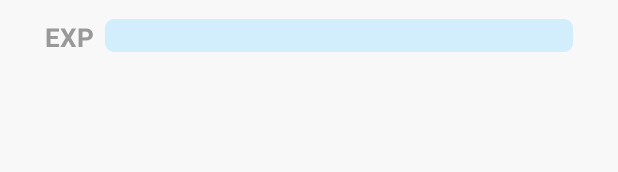
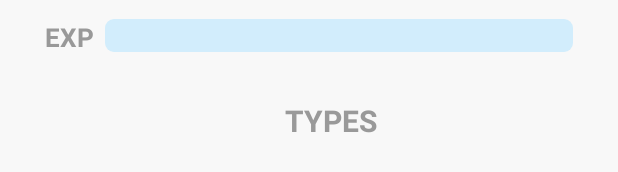
Before and after one commit to maryemelamri/pokemonMobile, an Android app: the layout grid_item.xml on its own in the app's theme, with its tools: preview values and no code run, on a phone screen of 412 x 824 dp. Shown: the part 994-1166 px from the top of the screen. Run offline under Robolectric (Android 15) with nearby library versions, the phone set to English and light mode, and no system bars.

Commit message:
update pokeImg Quality add Type Poke

```diff
--- a/app/src/main/java/com/example/pokemoncard/GridItemActivity.java
+++ b/app/src/main/java/com/example/pokemoncard/GridItemActivity.java
@@ -39,6 +39,9 @@ public class GridItemActivity extends AppCompatActivity {
         private TextView namePoke;
         private TextView weight;
         private TextView height;
+        private TextView type1;
+
+
         private Retrofit retrofit;
         private ArrayList<TypesPoke> typesData= new ArrayList<>();
         private ArrayList<StatesPoke> stateData =new ArrayList<>();
@@ -60,7 +63,7 @@ public class GridItemActivity extends AppCompatActivity {
             weight = (TextView) findViewById(R.id.weight); // init a ImageView
             height = (TextView) findViewById(R.id.height);
             Glide.with(this)
-                    .load("https://raw.githubusercontent.com/PokeAPI/sprites/master/sprites/pokemon/"+id+".png")
+                    .load("https://raw.githubusercontent.com/PokeAPI/sprites/master/sprites/pokemon/other/home/"+id+".png")
                     .centerCrop()
                     .diskCacheStrategy(DiskCacheStrategy.ALL)
                     .into(imgView);
@@ -91,8 +94,17 @@ public class GridItemActivity extends AppCompatActivity {
                         for (int i = 0; i < typesList.size(); i++) {
                             TypesPoke type = typesList.get(i);
                             String nameType = type.getType().getName();
-                            //System.out.println("     ::"+nameType);
+                            System.out.println("   naaaaaaaaaaaaaaaaaaaaaaaaaaaaaaaaaaame  ::"+nameType);
+                            System.out.println("   naaaaaaiddddddddddddddd  ::"+i);
                             typesData.add(new TypesPoke(nameType));
+                             if(i==0){
+                                 type1 = findViewById(R.id.type1);
+                                 type1.setText(nameType);
+                             }
+                            if(i==1){
+                                type1 = findViewById(R.id.type2);
+                                type1.setText(nameType);
+                            }
                         }
 
                         List<StatesPoke> stateList = pokemonInfo.getStats();
--- a/app/src/main/java/com/example/pokemoncard/entities/TypesPoke.java
+++ b/app/src/main/java/com/example/pokemoncard/entities/TypesPoke.java
@@ -4,6 +4,8 @@ import com.google.gson.annotations.SerializedName;
 
 public class TypesPoke {
     public String nameType;
+
+    public int id;
 
     public TypesPoke(String nameType) {
         this.nameType = nameType;
--- a/app/src/main/java/com/example/pokemoncard/listpokemonAdapter.java
+++ b/app/src/main/java/com/example/pokemoncard/listpokemonAdapter.java
@@ -40,7 +40,9 @@ public class listpokemonAdapter  extends RecyclerView.Adapter<listpokemonAdapter
         Pokemon p = listPk.get(position);
        holder.item_name.setText(p.getName());
         Glide.with(context)
-                .load("https://raw.githubusercontent.com/PokeAPI/sprites/master/sprites/pokemon/"+p.getId() +".png")
+
+
+                .load("https://raw.githubusercontent.com/PokeAPI/sprites/master/sprites/pokemon/other/home/"+p.getId() +".png")
                 .centerCrop()
                 .transition(withCrossFade())
                 //.crossFade()
--- a/app/src/main/res/layout/grid_item.xml
+++ b/app/src/main/res/layout/grid_item.xml
@@ -11,13 +11,7 @@
         android:layout_height="match_parent"
         android:descendantFocusability="blocksDescendants">
 
-        <ProgressBar
-            android:id="@+id/progressBar"
-            style="?android:attr/progressBarStyle"
-            android:layout_width="69dp"
-            android:layout_height="78dp"
-            android:layout_centerInParent="true"
-            android:visibility="gone" />
+
 
         <com.google.android.material.card.MaterialCardView
             android:id="@+id/cardView"
@@ -274,5 +268,50 @@
 
         </RelativeLayout>
 
+    <RelativeLayout android:id="@+id/layoutTyeps"
+        android:layout_width="match_parent"
+        android:layout_height="wrap_content"
+        android:layout_below="@+id/layoutEXP"
+        android:layout_marginTop="20dp"
+        android:gravity="center">
+        <TextView
+            android:id="@+id/typesTitle"
+            android:layout_width="wrap_content"
+            android:layout_height="wrap_content"
+            android:layout_marginStart="30dp"
+
+            android:layout_marginTop="10dp"
+            android:text="TYPES"
+            android:textColor="#999999"
+            android:textSize="20sp"
+            android:textStyle="bold" />
+    </RelativeLayout>
+        <TextView
+            android:id="@+id/type1"
+            android:layout_width="wrap_content"
+            android:layout_height="wrap_content"
+            android:textColor="#738A93"
+            android:textSize="20sp"
+            android:textStyle="bold"
+            android:layout_marginStart="80dp"
+            android:layout_below="@+id/layoutTyeps"
+
+
+
+            />
+        <TextView
+            android:id="@+id/type2"
+            android:layout_width="wrap_content"
+            android:layout_height="wrap_content"
+            android:textColor="#738A93"
+            android:textSize="20sp"
+            android:textStyle="bold"
+            android:layout_alignParentEnd="true"
+            android:layout_marginEnd="80dp"
+            android:layout_below="@+id/layoutTyeps"
+            />
+
+
+
     </RelativeLayout>
 </androidx.core.widget.NestedScrollView>
```
